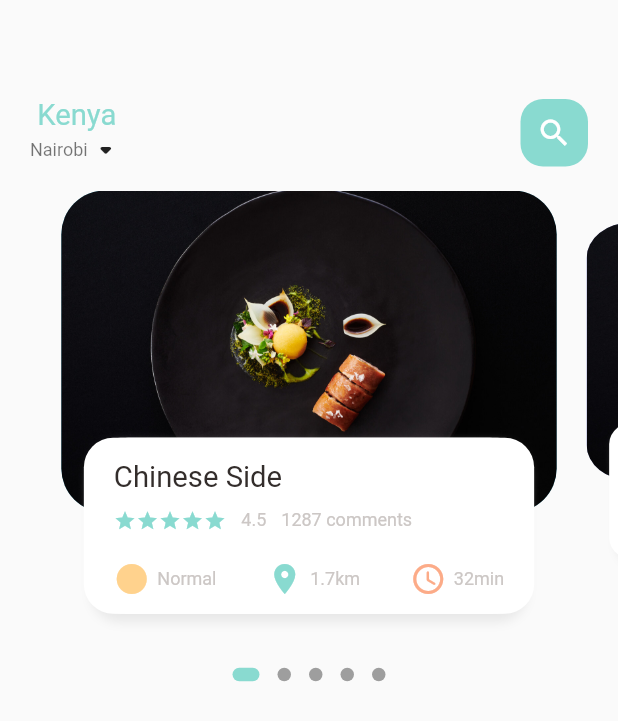
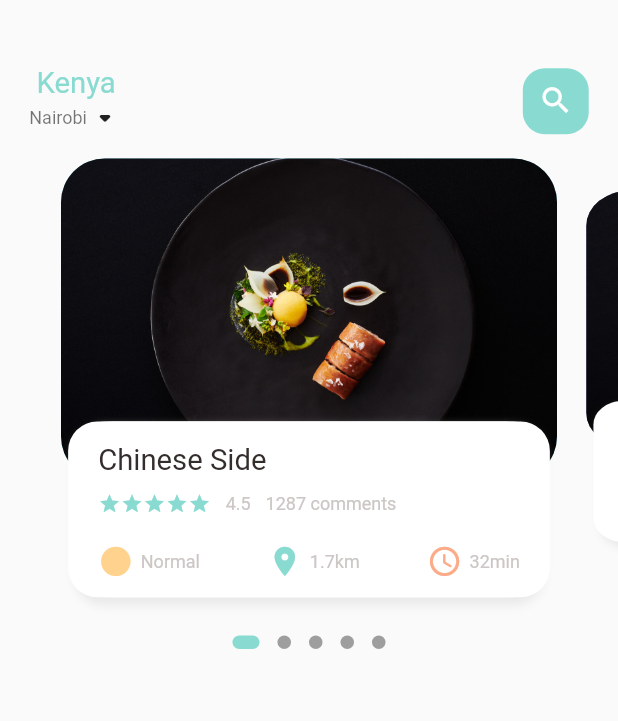
Before and after one commit to RodgersX/Delivery-App, a Flutter app: the screen it shows after launch, on a phone screen of 412 x 824 dp. Shown: the top 721 px of the screen. Run offline on Flutter 3.47's test engine with Material 2 defaults, Android fonts, the phone set to English and light mode, and no system bars; drawn by our look-alikes of dots_indicator; our stand-ins replace get.

Commit message:
COMPLETE: dynamic height, width, font size

```diff
--- a/lib/home/food_page_body.dart
+++ b/lib/home/food_page_body.dart
@@ -97,7 +97,7 @@ class _FoodPageBodyState extends State<FoodPageBody> {
         children: [
           Container(
             height: Dimensions.pageViewContainer,
-            margin: const EdgeInsets.symmetric(horizontal: 10),
+            margin: EdgeInsets.symmetric(horizontal: Dimensions.width10),
             decoration: BoxDecoration(
               borderRadius: BorderRadius.circular(Dimensions.radius30),
               color: index.isEven
@@ -114,10 +114,10 @@ class _FoodPageBodyState extends State<FoodPageBody> {
             alignment: Alignment.bottomCenter,
             child: Container(
               height: Dimensions.pageViewTextContainer,
-              margin: const EdgeInsets.only(
-                left: 30,
-                right: 30,
-                bottom: 30,
+              margin: EdgeInsets.only(
+                left: Dimensions.width30,
+                right: Dimensions.width30,
+                bottom: Dimensions.height30,
               ),
               decoration: BoxDecoration(
                 borderRadius: BorderRadius.circular(Dimensions.radius20),
--- a/lib/home/main_food_page.dart
+++ b/lib/home/main_food_page.dart
@@ -1,3 +1,4 @@
+import 'package:eco_app/utils/dimensions.dart';
 import 'package:flutter/material.dart';
 
 import '../home/food_page_body.dart';
@@ -19,8 +20,9 @@ class _MainFoodPageState extends State<MainFoodPage> {
         children: [
           Container(
             child: Container(
-              margin: const EdgeInsets.only(top: 65, bottom: 15),
-              padding: const EdgeInsets.symmetric(horizontal: 20),
+              margin: EdgeInsets.only(
+                  top: Dimensions.height45, bottom: Dimensions.height15),
+              padding: EdgeInsets.symmetric(horizontal: Dimensions.width20),
               child: Row(
                 mainAxisAlignment: MainAxisAlignment.spaceBetween,
                 children: [
@@ -38,11 +40,16 @@ class _MainFoodPageState extends State<MainFoodPage> {
                   ),
                   Center(
                     child: Container(
-                      width: 45,
-                      height: 45,
-                      child: const Icon(Icons.search, color: Colors.white),
+                      width: Dimensions.height45,
+                      height: Dimensions.height45,
+                      child: Icon(
+                        Icons.search,
+                        color: Colors.white,
+                        size: Dimensions.iconSize24,
+                      ),
                       decoration: BoxDecoration(
-                        borderRadius: BorderRadius.circular(15),
+                        borderRadius:
+                            BorderRadius.circular(Dimensions.radius15),
                         color: AppColors.mainColor,
                       ),
                     ),
--- a/lib/utils/dimensions.dart
+++ b/lib/utils/dimensions.dart
@@ -10,14 +10,28 @@ class Dimensions {
   static double pageViewTextContainer = screenHeight / 7.03;
   // 844/320
   static double pageView = screenHeight / 2.64;
-  // 844/10
+
+  // 844/10 dynamic height for padding and margin
   static double height10 = screenHeight / 84.4;
-  static double height15 = screenHeight / 56.2;
+
+  static double height15 = screenHeight / 56.27;
   static double height20 = screenHeight / 42.2;
+  static double height30 = screenHeight / 42.2;
+  static double height45 = screenHeight / 18.75;
+
+  // dynamic width
+  static double width10 = screenHeight / 84.4;
+  static double width15 = screenHeight / 56.27;
+  static double width20 = screenHeight / 42.2;
+  static double width30 = screenHeight / 42.2;
 
   // font size
   static double font20 = screenHeight / 42.2;
 
+  // radius
+  static double radius15 = screenHeight / 56.27;
   static double radius20 = screenHeight / 42.2;
   static double radius30 = screenHeight / 28.13;
+
+   static double iconSize24 = screenHeight / 35.17;
 }
--- a/lib/widgets/icon_and_text_widget.dart
+++ b/lib/widgets/icon_and_text_widget.dart
@@ -1,3 +1,4 @@
+import 'package:eco_app/utils/dimensions.dart';
 import 'package:flutter/material.dart';
 
 import '../widgets/small_text.dart';
@@ -17,7 +18,11 @@ class IconAndTextWidget extends StatelessWidget {
   Widget build(BuildContext context) {
     return Row(
       children: [
-        Icon(icon, color: iconColor),
+        Icon(
+          icon,
+          color: iconColor,
+          size: Dimensions.iconSize24,
+        ),
         const SizedBox(width: 5),
         SmallText(text: text),
       ],
```
